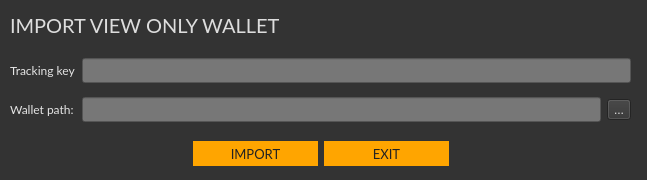
This is src/gui/ui/importtracking.ui in ConcealNetwork/conceal-desktop as Qt 5 draws it before an edit. The edited form follows.
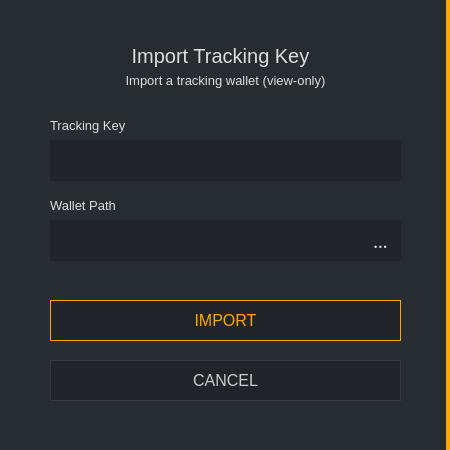
This is the edited form.

```diff
--- a/src/gui/ui/importtracking.ui
+++ b/src/gui/ui/importtracking.ui
@@ -6,192 +6,245 @@
    <rect>
     <x>0</x>
     <y>0</y>
-    <width>647</width>
-    <height>180</height>
+    <width>450</width>
+    <height>450</height>
    </rect>
   </property>
   <property name="windowTitle">
    <string>Dialog</string>
   </property>
   <property name="styleSheet">
-   <string notr="true">background-color: #333; color: #e5e5e5;</string>
+   <string notr="true">background-color: #212529; color: #ddd; border: 0px;</string>
   </property>
-  <widget class="QWidget" name="layoutWidget">
+  <widget class="QGroupBox" name="groupBox">
    <property name="geometry">
     <rect>
-     <x>10</x>
-     <y>50</y>
-     <width>621</width>
-     <height>81</height>
+     <x>0</x>
+     <y>0</y>
+     <width>450</width>
+     <height>450</height>
     </rect>
    </property>
-   <layout class="QGridLayout" name="gridLayout">
-    <item row="1" column="0">
-     <widget class="QLabel" name="label_2">
-      <property name="font">
-       <font>
-        <family>Lato</family>
-        <pointsize>9</pointsize>
-       </font>
-      </property>
-      <property name="text">
-       <string>Wallet path:</string>
-      </property>
-     </widget>
-    </item>
-    <item row="0" column="1" colspan="2">
-     <widget class="QLineEdit" name="m_trackingKey">
-      <property name="minimumSize">
-       <size>
-        <width>0</width>
-        <height>25</height>
-       </size>
+   <property name="styleSheet">
+    <string notr="true">background-color: #282d31; border-right: 4px solid orange;</string>
+   </property>
+   <property name="title">
+    <string/>
+   </property>
+   <widget class="QLabel" name="label_4">
+    <property name="geometry">
+     <rect>
+      <x>50</x>
+      <y>70</y>
+      <width>351</width>
+      <height>21</height>
+     </rect>
       </property>
       <property name="font">
        <font>
-        <family>Lato</family>
-        <pointsize>9</pointsize>
+      <pointsize>-1</pointsize>
        </font>
       </property>
       <property name="styleSheet">
-       <string notr="true">background-color: #777;
-boder: 0px;
-color: #e5e5e5;</string>
-      </property>
-     </widget>
-    </item>
-    <item row="1" column="2">
-     <widget class="QToolButton" name="m_selectPathButton">
+     <string notr="true">color: #ddd;border-right: 0px;font-size: 13px;</string>
+    </property>
       <property name="text">
-       <string>...</string>
-      </property>
-     </widget>
-    </item>
-    <item row="1" column="1">
-     <widget class="QLineEdit" name="m_pathEdit">
-      <property name="minimumSize">
-       <size>
-        <width>0</width>
-        <height>25</height>
-       </size>
+     <string>Import a tracking wallet (view-only)</string>
+    </property>
+    <property name="alignment">
+     <set>Qt::AlignCenter</set>
+    </property>
+   </widget>
+   <widget class="QLabel" name="label_3">
+    <property name="geometry">
+     <rect>
+      <x>60</x>
+      <y>40</y>
+      <width>321</width>
+      <height>31</height>
+     </rect>
       </property>
       <property name="font">
        <font>
-        <family>Lato</family>
-        <pointsize>9</pointsize>
+      <pointsize>-1</pointsize>
        </font>
       </property>
       <property name="styleSheet">
-       <string notr="true">background-color: #777;
-boder: 0px;
-color: #e5e5e5;</string>
-      </property>
-     </widget>
-    </item>
-    <item row="0" column="0">
+     <string notr="true">color: #ddd;
+border-right: 0px;
+font-size: 20px;</string>
+    </property>
+    <property name="text">
+     <string>Import Tracking Key</string>
+    </property>
+    <property name="alignment">
+     <set>Qt::AlignCenter</set>
+    </property>
+   </widget>
      <widget class="QLabel" name="label">
+    <property name="geometry">
+     <rect>
+      <x>50</x>
+      <y>110</y>
+      <width>351</width>
+      <height>31</height>
+     </rect>
+    </property>
       <property name="font">
        <font>
-        <family>Lato</family>
-        <pointsize>9</pointsize>
-       </font>
-      </property>
+      <pointsize>-1</pointsize>
+     </font>
+    </property>
+    <property name="styleSheet">
+     <string notr="true">color: #ddd;border-right: 0px;font-size: 13px;</string>
+    </property>
       <property name="text">
-       <string>Tracking key</string>
-      </property>
-     </widget>
-    </item>
-   </layout>
-  </widget>
-  <widget class="QWidget" name="layoutWidget_2">
+     <string>Tracking Key</string>
+    </property>
+   </widget>
+   <widget class="QLineEdit" name="m_trackingKey">
    <property name="geometry">
     <rect>
-     <x>10</x>
+      <x>50</x>
      <y>140</y>
-     <width>621</width>
-     <height>27</height>
-    </rect>
-   </property>
-   <layout class="QHBoxLayout" name="horizontalLayout">
-    <item>
-     <spacer name="horizontalSpacer">
-      <property name="orientation">
-       <enum>Qt::Horizontal</enum>
-      </property>
-      <property name="sizeHint" stdset="0">
+      <width>351</width>
+      <height>41</height>
+     </rect>
+    </property>
+    <property name="minimumSize">
+     <size>
+      <width>0</width>
+      <height>31</height>
+     </size>
+    </property>
+    <property name="font">
+     <font>
+      <family>Lato</family>
+      <pointsize>9</pointsize>
+     </font>
+    </property>
+    <property name="styleSheet">
+     <string notr="true">background-color: #212529;
+border-right: 0px;
+color: #e5e5e5;
+padding: 5px;</string>
+    </property>
+   </widget>
+   <widget class="QLabel" name="label_2">
+    <property name="geometry">
+     <rect>
+      <x>50</x>
+      <y>190</y>
+      <width>351</width>
+      <height>31</height>
+     </rect>
+    </property>
+    <property name="font">
+     <font>
+      <pointsize>-1</pointsize>
+     </font>
+    </property>
+    <property name="styleSheet">
+     <string notr="true">color: #ddd;border-right: 0px;font-size: 13px;</string>
+    </property>
+    <property name="text">
+     <string>Wallet Path</string>
+    </property>
+   </widget>
+   <widget class="QLineEdit" name="m_pathEdit">
+    <property name="geometry">
+     <rect>
+      <x>50</x>
+      <y>220</y>
+      <width>351</width>
+      <height>41</height>
+     </rect>
+    </property>
+    <property name="minimumSize">
        <size>
-        <width>40</width>
-        <height>20</height>
-       </size>
-      </property>
-     </spacer>
-    </item>
-    <item>
+      <width>0</width>
+      <height>31</height>
+     </size>
+    </property>
+    <property name="font">
+     <font>
+      <family>Lato</family>
+      <pointsize>9</pointsize>
+     </font>
+    </property>
+    <property name="styleSheet">
+     <string notr="true">background-color: #212529;
+border-right: 0px;
+color: #e5e5e5;
+padding: 5px;
+</string>
+    </property>
+   </widget>
      <widget class="QPushButton" name="m_okButton">
+    <property name="geometry">
+     <rect>
+      <x>50</x>
+      <y>300</y>
+      <width>351</width>
+      <height>41</height>
+     </rect>
+    </property>
       <property name="minimumSize">
        <size>
         <width>125</width>
-        <height>25</height>
+      <height>31</height>
        </size>
       </property>
       <property name="font">
        <font>
-        <family>Lato</family>
-        <pointsize>10</pointsize>
+      <pointsize>-1</pointsize>
        </font>
       </property>
       <property name="styleSheet">
-       <string notr="true">color: #222; border-radius: 0px; border: 0px solid; background-color: orange;</string>
+     <string notr="true">QPushButton#m_okButton {color: orange; background-color: #212529; border: 1px solid orange; font-size: 16px;}
+
+QPushButton#m_okButton:hover {color: orange; background-color: #212529; border: 2px solid orange; font-size: 16px;}</string>
       </property>
       <property name="text">
        <string>IMPORT</string>
       </property>
      </widget>
-    </item>
-    <item>
      <widget class="QPushButton" name="m_cancelButton">
+    <property name="geometry">
+     <rect>
+      <x>50</x>
+      <y>360</y>
+      <width>351</width>
+      <height>41</height>
+     </rect>
+    </property>
       <property name="minimumSize">
        <size>
         <width>125</width>
-        <height>25</height>
+      <height>31</height>
        </size>
       </property>
       <property name="font">
        <font>
-        <family>Lato</family>
-        <pointsize>10</pointsize>
+      <pointsize>-1</pointsize>
        </font>
       </property>
       <property name="styleSheet">
-       <string notr="true">color: #222; border-radius: 0px; border: 0px solid; background-color: orange;</string>
+     <string notr="true">QPushButton#m_cancelButton {color: #ccc; border: 1px solid #343a40; font-size: 16px; background-color: #212529;}
+
+QPushButton#m_cancelButton:hover {color: #ddd; border: 2px solid #444; font-size: 16px; background-color: #212529;}</string>
       </property>
       <property name="text">
-       <string>EXIT</string>
-      </property>
-     </widget>
-    </item>
-    <item>
-     <spacer name="horizontalSpacer_2">
-      <property name="orientation">
-       <enum>Qt::Horizontal</enum>
-      </property>
-      <property name="sizeHint" stdset="0">
-       <size>
-        <width>40</width>
-        <height>20</height>
-       </size>
-      </property>
-     </spacer>
-    </item>
-   </layout>
-  </widget>
-  <widget class="QLabel" name="label_3">
+     <string>CANCEL</string>
+    </property>
+   </widget>
+   <widget class="QToolButton" name="m_selectPathButton">
    <property name="geometry">
     <rect>
-     <x>10</x>
-     <y>10</y>
-     <width>300</width>
-     <height>31</height>
+      <x>360</x>
+      <y>220</y>
+      <width>41</width>
+      <height>41</height>
     </rect>
    </property>
    <property name="font">
@@ -201,11 +254,16 @@
     </font>
    </property>
    <property name="styleSheet">
-    <string notr="true">color: #ddd;</string>
+     <string notr="true">background-color: #212529;
+border-right: 0px;
+color: #ddd;
+padding: 5px;
+</string>
    </property>
    <property name="text">
-    <string>IMPORT VIEW ONLY WALLET</string>
-   </property>
+     <string>...</string>
+    </property>
+   </widget>
   </widget>
  </widget>
  <resources/>
```
Left out of the diff: 21 changed lines with no effect on the pictures. Lines whose indentation alone changed are shown as unchanged.
